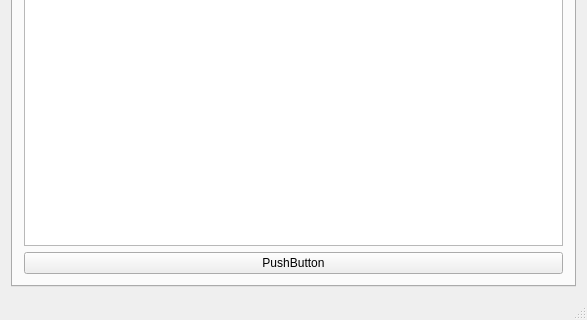
Qt form mainwindow.ui (hrunderla/VLN_1_UI) before a commit; both pictures show x 0 to 587 and y 240 to 560 of the 587 by 560 pixel window.
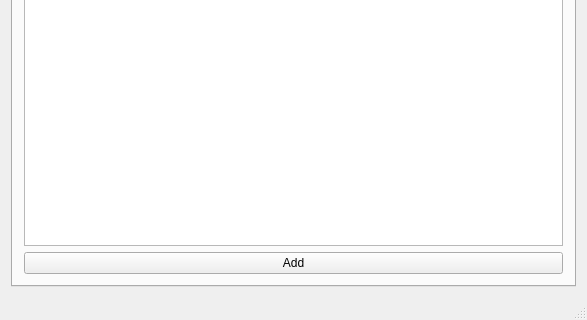
The same form after that commit. The open tabs and pages were chosen to show the change. Icons and pictures are not drawn.

Diff of the .ui file:
```diff
--- a/mainwindow.ui
+++ b/mainwindow.ui
@@ -47,7 +47,7 @@
         <item>
          <widget class="QPushButton" name="pushButton">
           <property name="text">
-           <string>PushButton</string>
+           <string>Add</string>
           </property>
          </widget>
         </item>
```
Left out of the diff: 12 changed lines with no effect on the pictures.
